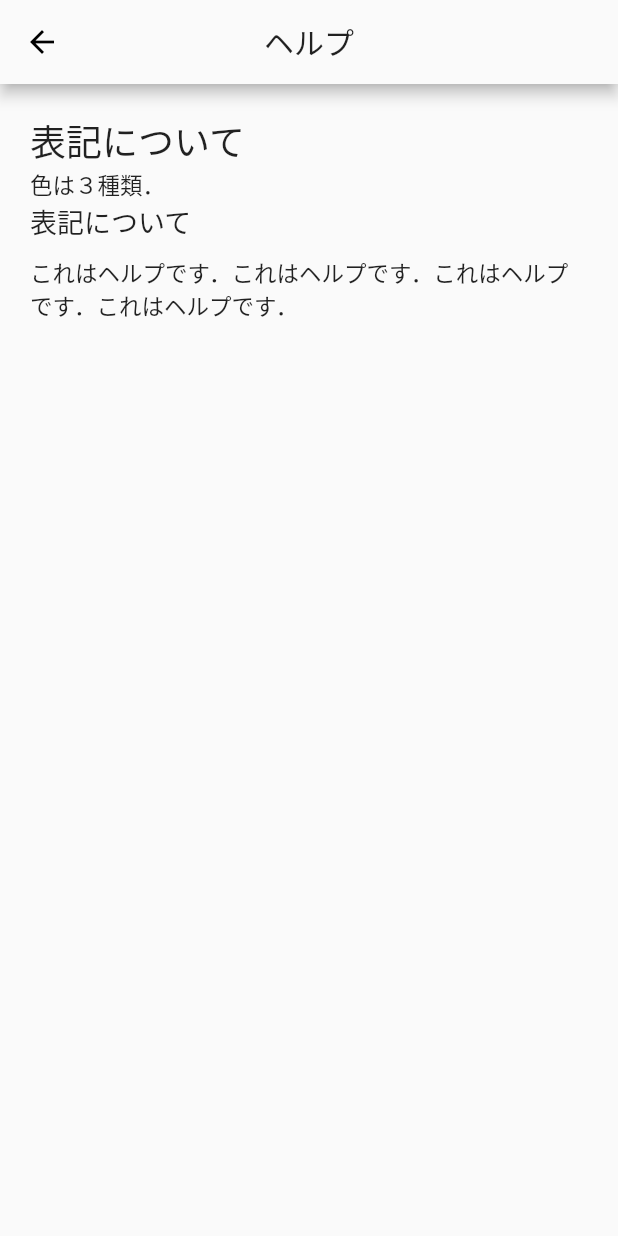
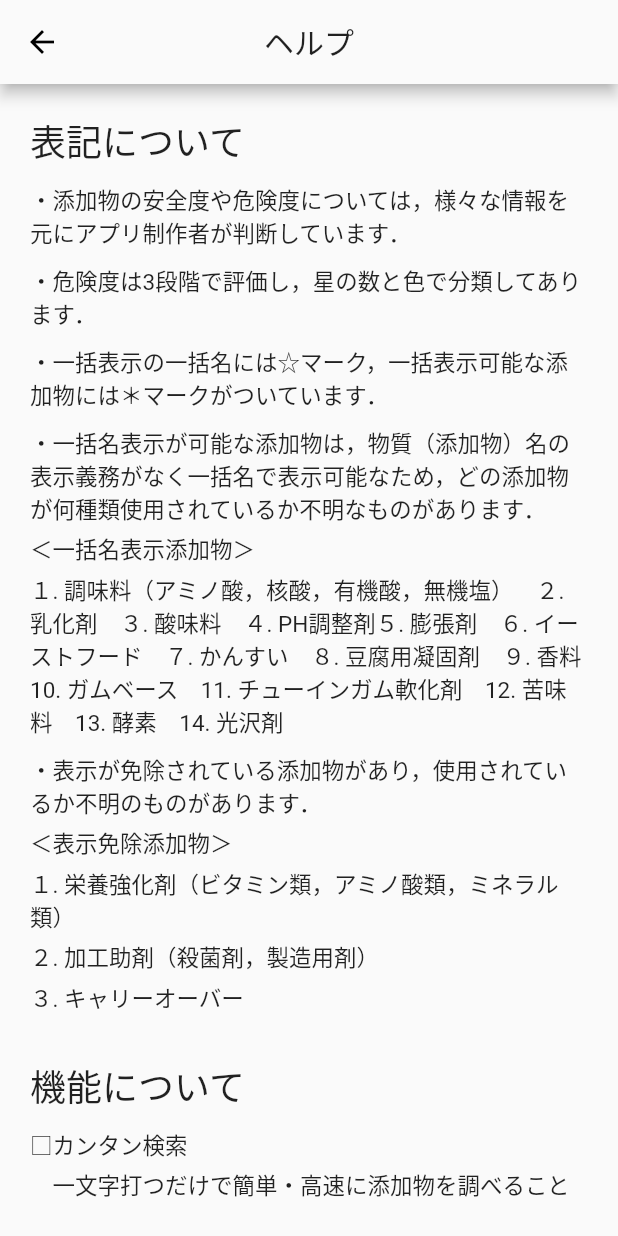
Before and after one commit to Natsuooo/tenka, a Flutter app: the HelpScreen screen opened by its route, on a phone screen of 412 x 824 dp. Run offline on Flutter 3.47's test engine with Material 2 defaults, Android fonts, the phone set to English and light mode, and no system bars; our stand-ins replace shared_preferences, sqflite; accounts and stored records are empty.

Commit message:
add content of about etc,,

```diff
--- a/lib/Screens/about_screen.dart
+++ b/lib/Screens/about_screen.dart
@@ -7,7 +7,6 @@ class AboutScreen extends StatelessWidget {
   Widget build(BuildContext context) {
     return Scaffold(
       appBar: AppBar(
-        title: Text('このアプリについて'),
         centerTitle: true,
       ),
       body: Container(
@@ -15,19 +14,21 @@ class AboutScreen extends StatelessWidget {
         child: Column(
           crossAxisAlignment: CrossAxisAlignment.start,
           children: [
-            Text('Tenkaは，食品を購入する際に，添加物がいけないという認識から作ったアプリです．'),
+            Text('このアプリについて',
+                style: Theme.of(context).primaryTextTheme.headline5),
+            SizedBox(height: 20),
+            Text(
+                '　添加物の安全性評価は実験動物を用いた毒性試験で行われており，人間での試験は行われていないため，安全性に不安が残ります．'),
+            SizedBox(height: 5),
+            Text(
+                '　また，私たちは一食の中だけでもたくさんの種類の添加物を一度に摂取していますが，複数の添加物摂取による安全性の試験や添加物過熱による物質変化については考慮されていないため，真の安全性は不明です．'),
+            SizedBox(height: 5),
+            Text('　身体への悪影響を減らすには，危険な添加物はなるべく摂取しないことが望まれます．'),
+            SizedBox(height: 5),
+            Text('　本アプリは，原材料名を見て，危険かどうか判断に迷ったときにすぐに調べることのできるアプリです．'),
           ],
         ),
       ),
     );
   }
-
-  Widget _subtitle(title) {
-    return Text(
-      title,
-      style: TextStyle(
-        fontSize: 18,
-      ),
-    );
-  }
 }
--- a/lib/Screens/help_screen.dart
+++ b/lib/Screens/help_screen.dart
@@ -12,6 +12,7 @@ class HelpScreen extends StatelessWidget {
       ),
       body: Container(
         padding: EdgeInsets.all(20),
+        child: SingleChildScrollView(
           child: Column(
             crossAxisAlignment: CrossAxisAlignment.start,
             children: [
@@ -19,22 +20,60 @@ class HelpScreen extends StatelessWidget {
                 '表記について',
                 style: Theme.of(context).primaryTextTheme.headline5,
               ),
-            Text('色は３種類．'),
-            _subtitle('表記について'),
               SizedBox(height: 10),
-            Text('これはヘルプです．' * 4),
+              Text('・添加物の安全度や危険度については，様々な情報を元にアプリ制作者が判断しています．'),
+              SizedBox(height: 10),
+              Text('・危険度は3段階で評価し，星の数と色で分類してあります．'),
+              SizedBox(height: 10),
+              Text('・一括表示の一括名には☆マーク，一括表示可能な添加物には＊マークがついています．'),
+              SizedBox(height: 10),
+              Text(
+                  '・一括名表示が可能な添加物は，物質（添加物）名の表示義務がなく一括名で表示可能なため，どの添加物が何種類使用されているか不明なものがあります．'),
+              SizedBox(height: 5),
+              Text('＜一括名表示添加物＞'),
+              SizedBox(height: 5),
+              Text(
+                  '１. 調味料（アミノ酸，核酸，有機酸，無機塩）　２. 乳化剤　３. 酸味料　４. PH調整剤５. 膨張剤　６. イーストフード　７. かんすい　８. 豆腐用凝固剤　９. 香料　10. ガムベース　11. チューインガム軟化剤　12. 苦味料　13. 酵素　14. 光沢剤'),
+              SizedBox(height: 10),
+              Text('・表示が免除されている添加物があり，使用されているか不明のものがあります．'),
+              SizedBox(height: 5),
+              Text('＜表示免除添加物＞'),
+              SizedBox(height: 5),
+              Text('１. 栄養強化剤（ビタミン類，アミノ酸類，ミネラル類）'),
+              SizedBox(height: 5),
+              Text('２. 加工助剤（殺菌剤，製造用剤）'),
+              SizedBox(height: 5),
+              Text('３. キャリーオーバー'),
+              SizedBox(height: 30),
+              Text(
+                '機能について',
+                style: Theme.of(context).primaryTextTheme.headline5,
+              ),
+              SizedBox(height: 10),
+              Text('□カンタン検索'),
+              SizedBox(height: 5),
+              Text('　一文字打つだけで簡単・高速に添加物を調べることができます．'),
+              SizedBox(height: 15),
+              Text('□Google検索'),
+              SizedBox(height: 5),
+              Text('　検索したい添加物が本アプリに掲載されていなかった場合，そのままGoogleで検索することができます．'),
+              SizedBox(height: 15),
+              Text('□もっと見る'),
+              SizedBox(height: 5),
+              Text(
+                  '　本アプリではできるだけわかりやすい表記を心掛けているため，情報が不十分な場合があります．その際は，「もっと見る」からGoogleでより詳しい情報を調べることができます．'),
+              SizedBox(height: 15),
+              Text('□スター'),
+              SizedBox(height: 5),
+              Text('　特に注意したい添加物にスターを付けて分かりやすく表示できます．'),
+              SizedBox(height: 15),
+              Text('□メモ'),
+              SizedBox(height: 5),
+              Text('　添加物を摂取したときの自分の体の反応など，添加物ごとに覚えておきたい内容をメモすることができます．'),
             ],
+          ),
         ),
       ),
     );
   }
-
-  Widget _subtitle(title) {
-    return Text(
-      title,
-      style: TextStyle(
-        fontSize: 18,
-      ),
-    );
 }
-}
```
Lines whose indentation alone changed are shown as unchanged.
